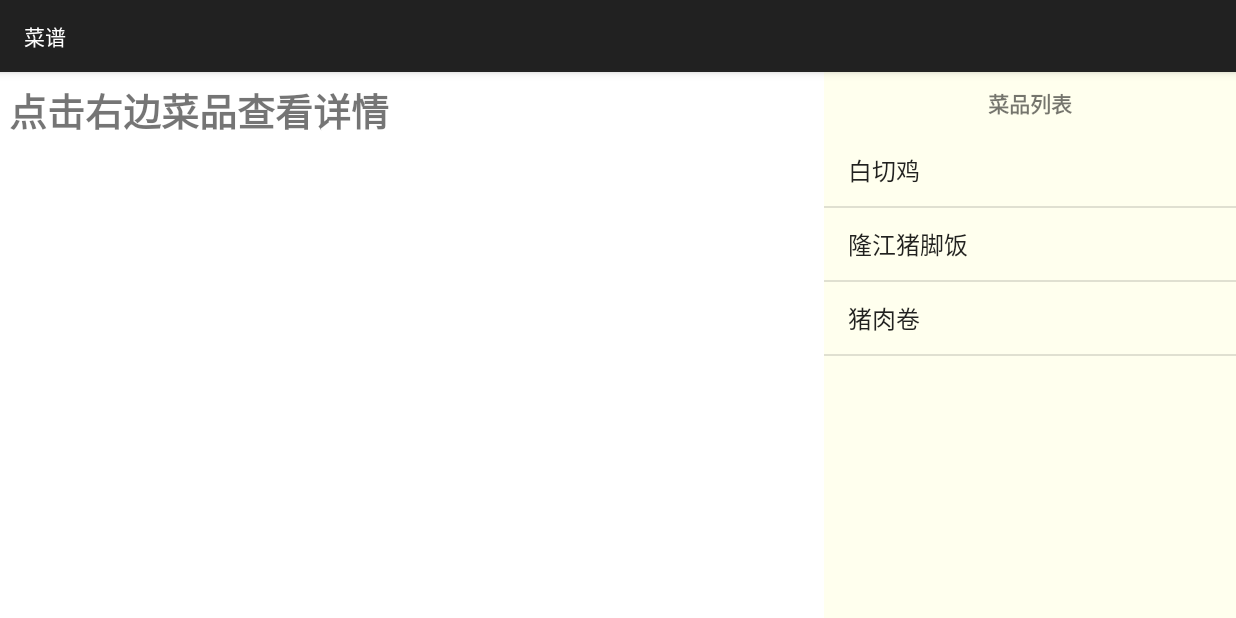
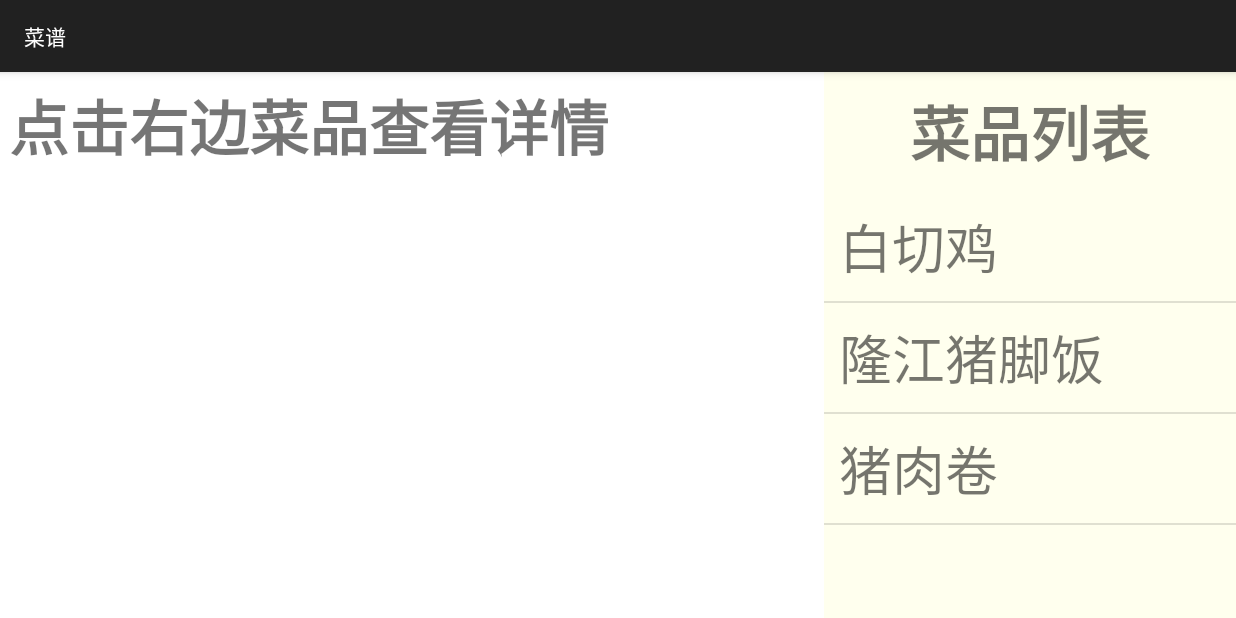
Before and after one commit to Levi-Ackerman/MyCook, an Android app: the YuecaiActivity screen opened directly, with no data from a screen before it, on a phone screen of 824 x 412 dp (held sideways). Run offline under Robolectric (Android 15) with nearby library versions, the phone set to English and light mode, and no system bars.

Commit message:
pick修改字体

```diff
--- a/app/src/main/java/lee/scut/edu/mycook/PlayerActivity.java
+++ b/app/src/main/java/lee/scut/edu/mycook/PlayerActivity.java
@@ -67,8 +67,8 @@ public class PlayerActivity extends BaseActivity implements AdapterView.OnItemCl
             data.add(map);
         }
         SimpleAdapter adapter = new SimpleAdapter(this, data,
-                android.R.layout.simple_list_item_1,
-                new String[]{"fileName"}, new int[]{android.R.id.text1});
+                R.layout.item_text,
+                new String[]{"fileName"}, new int[]{R.id.tv_item});
         listView.setAdapter(adapter);
 
     }
--- a/app/src/main/java/lee/scut/edu/mycook/YuecaiActivity.java
+++ b/app/src/main/java/lee/scut/edu/mycook/YuecaiActivity.java
@@ -83,8 +83,8 @@ public class YuecaiActivity extends BaseCaiActivity implements View.OnClickListe
             data.add(map);
         }
         adapter = new SimpleAdapter(this, data,
-                android.R.layout.simple_list_item_1,
-                new String[]{"fileName"}, new int[]{android.R.id.text1});
+                R.layout.item_text,
+                new String[]{"fileName"}, new int[]{R.id.tv_item});
         listView.setAdapter(adapter);
     }
 
@@ -95,12 +95,12 @@ public class YuecaiActivity extends BaseCaiActivity implements View.OnClickListe
         foodDetail.setVisibility(View.VISIBLE);
         saveInt(App.FOOD_LIST_POS, position);
 
-        currentFood = new Food("白切鸡的具体做法如下:\n白切鸡的佐餐调料，各地风味除少数地区就地取材用特殊原料外，种类可以千变万化，主要是调料配制的不同而形成了独特的口味。调料组合得当，不仅具有特殊的香气，而且可获得意想不到的异味，使白切鸡更觉脍炙人口。\n" +
-                "1、把蒜切成末，香葱、香菜洗净切成末。\n" +
-                "2、用一个碗装起来，放到微波炉加热30秒钟，使它们的香味飘出来后，放一点点糖，调入适量鲜贝露调味汁/美极调味汁，滴一两滴香油调匀。\n" +
-                "3、鸡的处理：在北京市区里是禁止活家禽买卖的，所以买回来的鸡是已经杀好并做了拔毛开膛等初步处理了的，只需将鸡洗干净，切去鸡爪甲即可。\n" +
-                "4、在锅里面加入水、大料、八角、大葱段、姜片、蒜瓣、料酒。\n" +
-                "5、水烧开就把鸡放进去，最好水没过一整只鸡。",App.MUSIC_PATH+"/testVideo.flv");
+        currentFood = new Food("白切鸡的具体做法如下:\n" +
+                "\t1、把蒜切成末，香葱、香菜洗净切成末。\n" +
+                "\t2、用一个碗装起来，放到微波炉加热30秒钟，使它们的香味飘出来后，放一点点糖，调入适量鲜贝露调味汁/美极调味汁，滴一两滴香油调匀。\n" +
+                "\t3、鸡的处理：在北京市区里是禁止活家禽买卖的，所以买回来的鸡是已经杀好并做了拔毛开膛等初步处理了的，只需将鸡洗干净，切去鸡爪甲即可。\n" +
+                "\t4、在锅里面加入水、大料、八角、大葱段、姜片、蒜瓣、料酒。\n" +
+                "\t5、水烧开就把鸡放进去，最好水没过一整只鸡。",App.MUSIC_PATH+"/ms720.wmv");
         tvContent.setText(currentFood.content);
     }
 
--- a/app/src/main/res/layout/activity_player.xml
+++ b/app/src/main/res/layout/activity_player.xml
@@ -12,6 +12,7 @@
 
         <TextView
             android:id="@+id/tv_songname"
+            android:textSize="@dimen/text_size_text_content"
             android:layout_width="wrap_content"
             android:layout_height="wrap_content"
             android:layout_centerInParent="true"
@@ -39,6 +40,7 @@
             android:layout_height="wrap_content"
             android:padding="10dp"
             android:layout_gravity="center"
+            android:textSize="@dimen/text_size_text_title"
             android:text="播放列表" />
 
         <ListView
--- a/app/src/main/res/layout/activity_yuecai.xml
+++ b/app/src/main/res/layout/activity_yuecai.xml
@@ -15,7 +15,7 @@
             android:layout_height="wrap_content"
             android:padding="6dp"
             android:textStyle="bold"
-            android:textSize="25dp"
+            android:textSize="@dimen/text_size_text_title"
             android:text="点击右边菜品查看详情"/>
         <ScrollView
             android:id="@+id/food_detail"
@@ -35,6 +35,7 @@
                 <TextView
                     android:layout_margin="20dp"
                     android:id="@+id/tv_content"
+                    android:textSize="@dimen/text_size_text_content"
                     android:layout_width="match_parent"
                     android:layout_height="wrap_content"
                     android:inputType="textMultiLine"/>
@@ -59,6 +60,7 @@
             android:layout_height="wrap_content"
             android:padding="10dp"
             android:textStyle="bold"
+            android:textSize="@dimen/text_size_text_title"
             android:layout_gravity="center"
             android:text="菜品列表" />
 
--- /dev/null
+++ b/app/src/main/res/layout/item_text.xml
@@ -0,0 +1,11 @@
+<?xml version="1.0" encoding="utf-8"?>
+<LinearLayout xmlns:android="http://schemas.android.com/apk/res/android"
+    android:orientation="vertical" android:layout_width="match_parent"
+    android:layout_height="match_parent">
+    <TextView
+        android:padding="10dp"
+        android:id="@+id/tv_item"
+        android:textSize="@dimen/text_size_text_content"
+        android:layout_width="match_parent"
+        android:layout_height="match_parent" />
+</LinearLayout>
--- a/app/src/main/res/values-w820dp/dimens.xml
+++ b/app/src/main/res/values-w820dp/dimens.xml
@@ -3,4 +3,7 @@
          (such as screen margins) for screens with more than 820dp of available width. This
          would include 7" and 10" devices in landscape (~960dp and ~1280dp respectively). -->
     <dimen name="activity_horizontal_margin">64dp</dimen>
+    <dimen name="text_size_text_title">40sp</dimen>
+    <dimen name="text_size_text_content">35sp</dimen>
+
 </resources>
--- a/app/src/main/res/values/dimens.xml
+++ b/app/src/main/res/values/dimens.xml
@@ -2,4 +2,6 @@
     <!-- Default screen margins, per the Android Design guidelines. -->
     <dimen name="activity_horizontal_margin">1dp</dimen>
     <dimen name="activity_vertical_margin">1dp</dimen>
+    <dimen name="text_size_text_title">40sp</dimen>
+    <dimen name="text_size_text_content">35sp</dimen>
 </resources>
```
